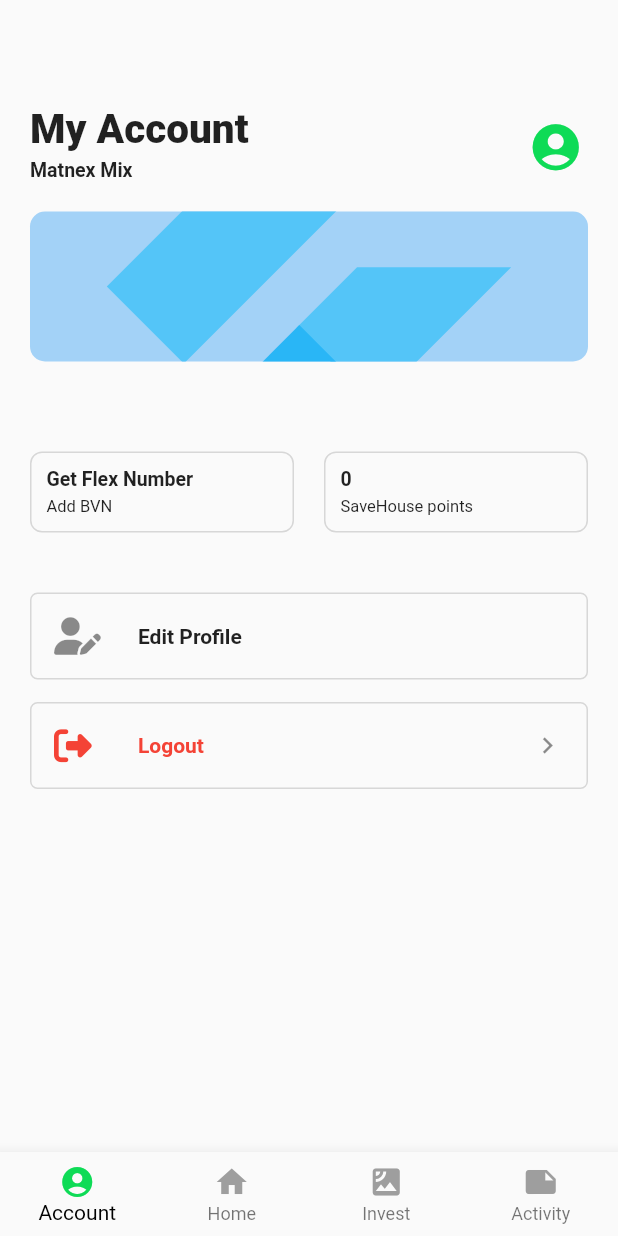
After one commit to fixer112/savehouseApp, a Flutter app: the Account screen opened directly, item 2 of the bottom bar chosen, after a tap on the "account circle" icon, on a phone screen of 412 x 824 dp. The commit adds this screen. Run offline on Flutter 3.47's test engine with Material 2 defaults, Android fonts, the light colour scheme and no system bars; our stand-ins replace font_awesome_flutter; accounts and stored records are empty; Roboto replaces fonts that are missing (Corbel).

Commit message:
2nd commit

```diff
--- a/lib/pages/home.dart
+++ b/lib/pages/home.dart
@@ -1,4 +1,5 @@
 import 'package:flutter/material.dart';
+import 'package:savehouse/pages/widgets/investments.dart';
 import 'package:savehouse/values.dart';
 import 'package:savehouse/widgets.dart';
 
@@ -8,6 +9,8 @@ class Home extends StatefulWidget {
 }
 
 class _HomeState extends State<Home> {
+  int current = 0;
+
   @override
   Widget build(BuildContext context) {
     return MaterialApp(
@@ -15,7 +18,7 @@ class _HomeState extends State<Home> {
         body: ListView(
           padding: EdgeInsets.all(20.0),
           children: <Widget>[
-            Widgets.pageTitle( 'Matnex', 'Good Morning' ),
+            Widgets.pageTitle( 'Matnex,', 'Good Morning', context: context, ),
             SizedBox(height: 20),
             Container(
               height: 90,
@@ -33,7 +36,7 @@ class _HomeState extends State<Home> {
                     child: Row(
                       crossAxisAlignment: CrossAxisAlignment.center,
                       children: <Widget>[
-                        Icon( Icons.multiline_chart, color: whiteColor, size: 37, ),
+                        Icon( Icons.multiline_chart, color: Colors.white, size: 37, ),
                         SizedBox(width: 15),
                         Column(
                           mainAxisAlignment: MainAxisAlignment.center,
@@ -50,9 +53,17 @@ class _HomeState extends State<Home> {
                 },
               ),
             ),
+            SizedBox(height: 40),
+            Text( 'Investments', style: TextStyle( fontSize: 20, shadows: Widgets.textShadows( color: whiteColor ) ), textAlign: TextAlign.center, ),
+            SizedBox(height: 20),
+            Widgets.toggleTabs({
+              'All': Investments(),
+              'Real Estate': Investments(),
+              'Forex': Investments(),
+            }, this),
           ],
         ),
-        bottomNavigationBar: Widgets.bottomNav(1),
+        bottomNavigationBar: Widgets.bottomNav(1, context),
       ),
     );
   }
--- /dev/null
+++ b/lib/pages/user/account.dart
@@ -0,0 +1,123 @@
+import 'package:flutter/material.dart';
+import 'package:savehouse/pages/widgets/editprofile.dart';
+import 'package:savehouse/widgets.dart';
+import 'package:font_awesome_flutter/font_awesome_flutter.dart';
+
+import '../../values.dart';
+
+class Account extends StatefulWidget {
+  @override
+  _AccountState createState() => _AccountState();
+}
+
+class _AccountState extends State<Account> {
+  @override
+  Widget build(BuildContext context) {
+    return Scaffold(
+      body: ListView(
+        padding: EdgeInsets.all(20),
+        children: <Widget>[
+          Widgets.pageTitle( 'My Account', 'Matnex Mix', icon: 1, context: context ),
+          Container(
+            margin: EdgeInsets.symmetric(vertical: 20.0),
+            decoration: BoxDecoration(
+              borderRadius: BorderRadius.circular(10),
+              color: Colors.blue.withOpacity(.4),
+            ),
+            height: 100,
+            child: ClipRRect(
+              borderRadius: BorderRadius.circular(10),
+              child: FittedBox(
+                child: FlutterLogo(
+                  colors: Colors.green,
+                ),
+                fit: BoxFit.cover
+              ),
+            ),
+          ),
+          SizedBox(height: 40),
+          Row(
+            children: <Widget>[
+              Expanded(
+                child: Container(
+                  padding: EdgeInsets.all(10.0),
+                  decoration: BoxDecoration(
+                    border: Border.all( color: whiteColor ),
+                    borderRadius: BorderRadius.circular(8)
+                  ),
+                  child: Column(
+                    crossAxisAlignment: CrossAxisAlignment.start,
+                    children: <Widget>[
+                      Text( 'Get Flex Number', style: TextStyle( fontSize: 13.0, fontWeight: FontWeight.bold ), ),
+                      SizedBox(height: 4),
+                      Text( 'Add BVN', style: TextStyle( fontSize: 11.0, ), )
+                    ],
+                  ),
+                ),
+              ),
+              SizedBox(width: 20.0,),
+              Expanded(
+                child: Container(
+                  padding: EdgeInsets.all(10.0),
+                  decoration: BoxDecoration(
+                    border: Border.all( color: whiteColor ),
+                    borderRadius: BorderRadius.circular(8)
+                  ),
+                  child: Column(
+                    crossAxisAlignment: CrossAxisAlignment.start,
+                    children: <Widget>[
+                      Text( '0', style: TextStyle( fontSize: 13.0, fontWeight: FontWeight.bold ), ),
+                      SizedBox(height: 4),
+                      Text( 'SaveHouse points', style: TextStyle( fontSize: 11.0, ), )
+                    ],
+                  ),
+                ),
+              ),
+            ],
+          ),
+          SizedBox( height: 40 ),
+          Column(
+            children: <Widget>[
+              Container(
+                alignment: Alignment.centerLeft,
+                padding: EdgeInsets.symmetric(horizontal: 15.0),
+                margin: EdgeInsets.only( bottom: 15.0 ),
+                decoration: BoxDecoration(
+                  border: Border.all( color: whiteColor ),
+                  borderRadius: BorderRadius.circular( 5 ),
+                ),
+                child: ListTile(
+                  contentPadding: EdgeInsets.all(0),
+                  leading: Icon( FontAwesomeIcons.userEdit, size: 25, ),
+                  title: Text( 'Edit Profile', style: TextStyle( fontWeight: FontWeight.bold, fontSize: 14, ), ),
+                  onTap: (){
+                    showEditProfile(context);
+                  },
+                ),
+              ),
+              Container(
+                alignment: Alignment.centerLeft,
+                padding: EdgeInsets.symmetric(horizontal: 15.0),
+                margin: EdgeInsets.only( bottom: 15.0 ),
+                decoration: BoxDecoration(
+                  border: Border.all( color: whiteColor ),
+                  borderRadius: BorderRadius.circular( 5 ),
+                ),
+                child: ListTile(
+                  contentPadding: EdgeInsets.all(0),
+                  leading: Icon( FontAwesomeIcons.signOutAlt, size: 25, color: Colors.red, ),
+                  trailing: Icon( Icons.chevron_right, size: 22, ),
+                  title: Text( 'Logout', style: TextStyle( fontWeight: FontWeight.bold, fontSize: 14, color: Colors.red, ), ),
+                  onTap: (){
+
+                  },
+                ),
+              ),
+            ],
+          ),
+        ],
+      ),
+      bottomNavigationBar: Widgets.bottomNav(0, context),
+    );
+  }
+}
--- /dev/null
+++ b/lib/pages/user/invest.dart
@@ -0,0 +1,17 @@
+import 'package:flutter/material.dart';
+
+class Invest extends StatefulWidget {
+  @override
+  _InvestState createState() => _InvestState();
+}
+
+class _InvestState extends State<Invest> {
+  @override
+  Widget build(BuildContext context) {
+    return Scaffold(
+      body: ListView(
+
+      ),
+    );
+  }
+}
--- /dev/null
+++ b/lib/pages/widgets/investments.dart
@@ -0,0 +1,21 @@
+import 'package:flutter/material.dart';
+
+class Investments extends StatefulWidget {
+  @override
+  _InvestmentsState createState() => _InvestmentsState();
+}
+
+class _InvestmentsState extends State<Investments> {
+  @override
+  Widget build(BuildContext context) {
+    return Container(
+      child: Column(
+        children: <Widget>[
+          Container(
+
+          )
+        ]
+      ),
+    );
+  }
+}
--- a/lib/widgets.dart
+++ b/lib/widgets.dart
@@ -1,5 +1,8 @@
 import 'package:flutter/material.dart';
 import 'package:flutter/cupertino.dart';
+import 'package:savehouse/pages/home.dart';
+import 'package:savehouse/pages/user/account.dart';
+import 'package:savehouse/pages/widgets/editprofile.dart';
 
 import 'values.dart';
 
@@ -24,11 +27,12 @@ class Widgets {
     );
   }
 
-  static pageTitle( mainText, supportText, { icon = true } ){
+  static pageTitle( mainText, supportText, { icon: true, context } ){
     return Container(
       margin: EdgeInsets.only( top: 50 ),
       child: Row(children: <Widget>[
         Column(
+          crossAxisAlignment: CrossAxisAlignment.start,
           children: <Widget>[
             Text( mainText, style: TextStyle( fontSize: 27.0, fontWeight: FontWeight.w900, fontFamily: 'Corbel' ),),
             SizedBox(height: 4),
@@ -38,14 +42,20 @@ class Widgets {
         icon==false ? Container() : IconButton(
           icon: Icon( Icons.account_circle, color: primaryColor, size: 37, ),
           onPressed: (){
-
+            if( icon==1 && context != null ){
+              showEditProfile( context );
+            } else if( context != null ) {
+              Navigator.push( context, MaterialPageRoute(
+                builder: (context) => Account(),
+              ));
+            }
           },
         ),
       ], mainAxisAlignment: MainAxisAlignment.spaceBetween,)
     );
   }
 
-  static bottomNav( index ){
+  static bottomNav( index, context ){
     return BottomNavigationBar(
       currentIndex: index,
       fixedColor: Colors.black,
@@ -68,16 +78,77 @@ class Widgets {
           title: Text( 'Activity', style: TextStyle( fontSize: 12.0, fontWeight: FontWeight.bold ), ),
         ),
       ],
+      onTap: (ind){
+        if( ind==index ) return;
+        Navigator.pushReplacement(context, MaterialPageRoute(
+          builder: (context) => <Widget>[
+            Account(),
+            Home(),
+          ][ind]
+        ));
+      },
     );
   }
 
-  static textShadows(){
+  static textShadows({ color=Colors.black }){
     return <Shadow>[
-      Shadow( color: Colors.black, offset: Offset( 1, 1 ), blurRadius: .4 ),
-      Shadow( color: Colors.black, offset: Offset( 1, -1 ), blurRadius: .4 ),
-      Shadow( color: Colors.black, offset: Offset( -1, 1 ), blurRadius: .4 ),
-      Shadow( color: Colors.black, offset: Offset( -1, -1 ), blurRadius: .4 ),
+      Shadow( color: color, offset: Offset( 1, 1 ), blurRadius: .4 ),
+      Shadow( color: color, offset: Offset( 1, -1 ), blurRadius: .4 ),
+      Shadow( color: color, offset: Offset( -1, 1 ), blurRadius: .4 ),
+      Shadow( color: color, offset: Offset( -1, -1 ), blurRadius: .4 ),
     ];
   }
 
+  static toggleTabs( Map<String, Widget> widgets, cls ){
+    return Container(
+      child: Column(
+        children: <Widget>[
+          Container(
+            alignment: Alignment.center,
+            decoration: BoxDecoration(
+              border: Border.all( color: whiteColor ),
+              borderRadius: BorderRadius.circular(10),
+            ),
+            child: ClipRRect(
+              borderRadius: BorderRadius.circular(10),
+              child: Row(
+                children: List.generate(widgets.length, (index){
+                  var key = widgets.keys.toList()[index];
+                  return Expanded(
+                    child: Container(
+                      padding: EdgeInsets.all(8.0),
+                      decoration: BoxDecoration(
+                        color: index==cls.current ? Colors.purple : null,
+                        border: (index==widgets.length-1 || index==cls.current) ? null : Border(right: BorderSide(color: whiteColor) ),
+                      ),
+                      child: InkWell(
+                        child: Text( '$key', textAlign: TextAlign.center, style: TextStyle(color: index==cls.current ? Colors.white : null,), ),
+                        onTap: (){
+                          cls.setState((){
+                            cls.current = index;
+                          });
+                        },
+                      ),
+                    ),
+                  );
+                }),
+              ),
+            ),
+          ),
+          SizedBox( height: 10 ),
+          Row(
+            children: List.generate(widgets.length, (index){
+              var value = widgets.values.toList()[index];
+              return index==cls.current ? Expanded(
+                child: Container(
+                  child: value
+                ),
+              ) : Container();
+            }),
+          ),
+        ],
+      ),
+    );
+  }
+
 }
```
Also changed, not shown: lib/pages/widgets/editprofile.dart (added, +119 -0 lines).
